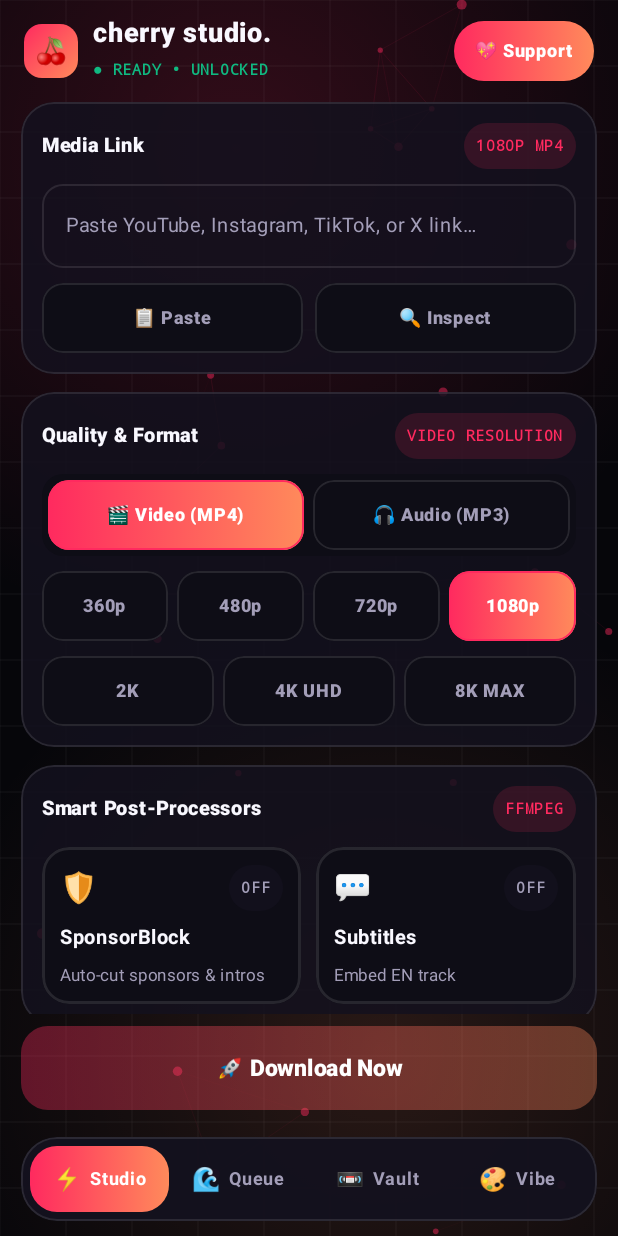
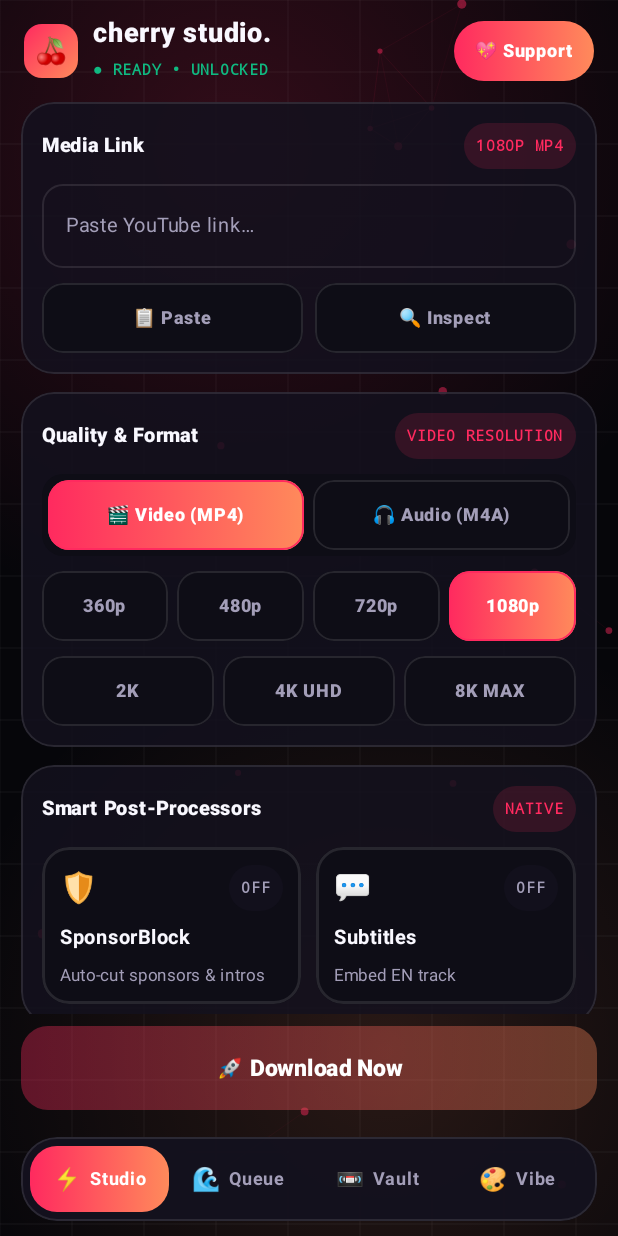
Before and after one commit to piyush260313-sys/Cherry-Studio-Android-, an Android app built with Jetpack Compose: the screen it shows after launch (MainActivity), on a phone screen of 412 x 824 dp. Run offline under Robolectric (Android 15) with nearby library versions, the phone set to English and light mode, and no system bars; libraries missing offline, so code that uses them is left out: org.schabi.newpipe; pictures from the network do not load; 1 statement that could not run was skipped.

Commit message:
Update MainActivity.kt

```diff
--- a/app/src/main/java/com/cherry/studio/MainActivity.kt
+++ b/app/src/main/java/com/cherry/studio/MainActivity.kt
@@ -25,7 +25,6 @@ import androidx.compose.animation.fadeOut
 import androidx.compose.animation.scaleIn
 import androidx.compose.animation.shrinkVertically
 import androidx.compose.animation.togetherWith
-import androidx.compose.foundation.BorderStroke
 import androidx.compose.foundation.Canvas
 import androidx.compose.foundation.background
 import androidx.compose.foundation.border
@@ -43,6 +42,7 @@ import androidx.compose.runtime.*
 import androidx.compose.ui.Alignment
 import androidx.compose.ui.Modifier
 import androidx.compose.ui.draw.clip
+import androidx.compose.ui.draw.scale
 import androidx.compose.ui.geometry.Offset
 import androidx.compose.ui.geometry.Size
 import androidx.compose.ui.graphics.Brush
@@ -59,6 +59,7 @@ import androidx.compose.ui.viewinterop.AndroidView
 import androidx.compose.ui.window.Dialog
 import androidx.compose.ui.window.DialogProperties
 import coil.compose.AsyncImage
+import kotlinx.coroutines.delay
 import kotlinx.coroutines.launch
 import java.text.DateFormat
 import java.util.Date
@@ -139,7 +140,52 @@ class MainActivity : ComponentActivity() {
     }
 }
 
-// ───────────────────────── Background & Confetti FX ─────────────────────────
+// ───────────────────────── Animated Loading Screen ─────────────────────────
+@Composable
+fun LoadingSplash(pal: Pal) {
+    val accent = Color(pal.accent)
+    val accent2 = Color(pal.accent2)
+    val inf = rememberInfiniteTransition(label = "splash")
+    val pulse by inf.animateFloat(
+        initialValue = 0.94f, targetValue = 1.08f,
+        animationSpec = infiniteRepeatable(tween(850, easing = FastOutSlowInEasing), RepeatMode.Reverse),
+        label = "pulse"
+    )
+
+    Box(
+        Modifier.fillMaxSize().background(Color(pal.bg)),
+        contentAlignment = Alignment.Center
+    ) {
+        Column(
+            horizontalAlignment = Alignment.CenterHorizontally,
+            verticalArrangement = Arrangement.spacedBy(16.dp),
+            modifier = Modifier.padding(horizontal = 40.dp)
+        ) {
+            Box(
+                Modifier.scale(pulse).size(78.dp).clip(RoundedCornerShape(24.dp))
+                    .background(Brush.linearGradient(listOf(accent, accent2))),
+                contentAlignment = Alignment.Center
+            ) { Text("🍒", fontSize = 38.sp) }
+
+            Text(
+                "cherry studio.",
+                fontSize = 26.sp, fontWeight = FontWeight.ExtraBold,
+                color = Color(pal.text), letterSpacing = (-0.5).sp
+            )
+            Text(
+                "HYPER-KINETIC NATIVE ENGINE",
+                fontSize = 10.sp, fontFamily = FontFamily.Monospace,
+                fontWeight = FontWeight.Bold, color = accent, letterSpacing = 1.5.sp
+            )
+            Spacer(Modifier.height(6.dp))
+            Box(Modifier.width(180.dp)) {
+                LiquidProgressBar(0.75f, accent, accent2)
+            }
+        }
+    }
+}
+
+// ───────────────────────── Optimized Background & Confetti FX ─────────────────────────
 private class Particle(var x: Float, var y: Float, var vx: Float, var vy: Float, val r: Float)
 private class ConfettiPiece(
     var x: Float, var y: Float, var vx: Float, var vy: Float,
@@ -155,15 +201,15 @@ fun StudioCanvasBackground(pal: Pal) {
 
     val inf = rememberInfiniteTransition(label = "bg")
     val drift by inf.animateFloat(
-        0f, 1f, infiniteRepeatable(tween(15000, easing = FastOutSlowInEasing), RepeatMode.Reverse), label = "drift"
+        0f, 1f, infiniteRepeatable(tween(16000, easing = FastOutSlowInEasing), RepeatMode.Reverse), label = "drift"
     )
     val particles = remember {
-        List(24) {
+        List(18) {
             Particle(
                 Random.nextFloat(), Random.nextFloat(),
-                (Random.nextFloat() - 0.5f) * 0.0014f,
-                (Random.nextFloat() - 0.5f) * 0.0014f,
-                2.5f + Random.nextFloat() * 3f
+                (Random.nextFloat() - 0.5f) * 0.0012f,
+                (Random.nextFloat() - 0.5f) * 0.0012f,
+                2.5f + Random.nextFloat() * 2.5f
             )
         }
     }
@@ -172,21 +218,17 @@ fun StudioCanvasBackground(pal: Pal) {
 
     Canvas(Modifier.fillMaxSize().background(bg)) {
         val w = size.width; val h = size.height
+        val c1 = Offset(w * (0.2f + 0.2f * drift), h * 0.12f)
+        val c2 = Offset(w * (0.8f - 0.2f * drift), h * 0.85f)
         drawCircle(
-            Brush.radialGradient(
-                listOf(accent.copy(alpha = if (pal.light) 0.12f else 0.18f), Color.Transparent),
-                Offset(w * (0.2f + 0.2f * drift), h * 0.12f), w * 0.8f
-            ),
-            w * 0.8f, Offset(w * (0.2f + 0.2f * drift), h * 0.12f)
+            Brush.radialGradient(listOf(accent.copy(alpha = if (pal.light) 0.12f else 0.18f), Color.Transparent), c1, w * 0.78f),
+            w * 0.78f, c1
         )
         drawCircle(
-            Brush.radialGradient(
-                listOf(accent2.copy(alpha = if (pal.light) 0.09f else 0.14f), Color.Transparent),
-                Offset(w * (0.8f - 0.2f * drift), h * 0.85f), w * 0.75f
-            ),
-            w * 0.75f, Offset(w * (0.8f - 0.2f * drift), h * 0.85f)
+            Brush.radialGradient(listOf(accent2.copy(alpha = if (pal.light) 0.09f else 0.14f), Color.Transparent), c2, w * 0.72f),
+            w * 0.72f, c2
         )
-        val step = 44.dp.toPx()
+        val step = 48.dp.toPx()
         var gx = 0f; while (gx < w) { drawLine(gridColor, Offset(gx, 0f), Offset(gx, h), 1f); gx += step }
         var gy = 0f; while (gy < h) { drawLine(gridColor, Offset(0f, gy), Offset(w, gy), 1f); gy += step }
 
@@ -197,14 +239,14 @@ fun StudioCanvasBackground(pal: Pal) {
             if (p.y < 0f || p.y > 1f) p.vy *= -1f
             drawCircle(accent.copy(alpha = 0.45f), p.r, Offset(p.x * w, p.y * h))
         }
-        val maxDist = 105.dp.toPx()
+        val maxDist = 100.dp.toPx()
         for (i in particles.indices) {
             val p1 = particles[i]; val x1 = p1.x * w; val y1 = p1.y * h
             for (j in i + 1 until particles.size) {
                 val p2 = particles[j]
                 val d = hypot(x1 - p2.x * w, y1 - p2.y * h)
                 if (d < maxDist) {
-                    drawLine(accent.copy(alpha = (1f - d / maxDist) * 0.18f), Offset(x1, y1), Offset(p2.x * w, p2.y * h), 1f)
+                    drawLine(accent.copy(alpha = (1f - d / maxDist) * 0.16f), Offset(x1, y1), Offset(p2.x * w, p2.y * h), 1f)
                 }
             }
         }
@@ -218,14 +260,14 @@ fun ConfettiOverlay(trigger: Int) {
     LaunchedEffect(trigger) {
         if (trigger <= 0) return@LaunchedEffect
         val cols = listOf(Color(0xFFFF2A5F), Color(0xFFFFB800), Color(0xFF00F5D4), Color(0xFFC084FC), Color(0xFFCCFF00))
-        repeat(70) { i ->
+        repeat(60) { i ->
             val ang = Random.nextFloat() * (Math.PI.toFloat() * 2f)
             val spd = 6f + Random.nextFloat() * 14f
             pieces.add(
                 ConfettiPiece(
                     0.5f, 0.45f, cos(ang) * spd, sin(ang) * spd - 8f,
                     Random.nextFloat() * 360f, (Random.nextFloat() - 0.5f) * 14f,
-                    11f + Random.nextFloat() * 9f, cols[i % cols.size], 90 + Random.nextInt(35)
+                    11f + Random.nextFloat() * 9f, cols[i % cols.size], 85 + Random.nextInt(30)
                 )
             )
         }
@@ -291,8 +333,16 @@ fun Root(shared: String?, consume: () -> Unit) {
     var tab by remember { mutableIntStateOf(0) }
     var showSupport by remember { mutableStateOf(false) }
     var showYoutubeLogin by remember { mutableStateOf(false) }
+    var minSplashDone by remember { mutableStateOf(false) }
+
+    LaunchedEffect(Unit) {
+        delay(850)
+        minSplashDone = true
+    }
     LaunchedEffect(shared) { if (shared != null) tab = 0 }
-    val running = Engine.jobs.count { it.active }
+
+    val running by remember { derivedStateOf { Engine.jobs.count { it.active } } }
+    val showSplash = !minSplashDone || !Engine.isInitialized
 
     MaterialTheme(colorScheme = pal.scheme()) {
         Box(Modifier.fillMaxSize()) {
@@ -342,8 +392,8 @@ fun Root(shared: String?, consume: () -> Unit) {
                     AnimatedContent(
                         targetState = tab,
                         transitionSpec = {
-                            (fadeIn(tween(220)) + scaleIn(initialScale = 0.97f, animationSpec = tween(220)))
-                                .togetherWith(fadeOut(tween(150)))
+                            (fadeIn(tween(200)) + scaleIn(initialScale = 0.97f, animationSpec = tween(200)))
+                                .togetherWith(fadeOut(tween(140)))
                         },
                         label = "tab"
                     ) { current ->
@@ -360,6 +410,14 @@ fun Root(shared: String?, consume: () -> Unit) {
             if (showSupport) SupportModal(pal) { showSupport = false }
             if (showYoutubeLogin) YoutubeLoginDialog { showYoutubeLogin = false }
             ConfettiOverlay(Engine.confettiTick)
+
+            AnimatedVisibility(
+                visible = showSplash,
+                enter = fadeIn(tween(100)),
+                exit = fadeOut(tween(380))
+            ) {
+                LoadingSplash(pal)
+            }
         }
     }
 }
@@ -507,7 +565,7 @@ fun fmtDur(s: Int): String =
 
 fun toast(c: Context, m: String) = Toast.makeText(c, m, Toast.LENGTH_SHORT).show()
 
-// ───────────────────────── Studio Screen (New Bento UI) ─────────────────────────
+// ───────────────────────── Studio Screen ─────────────────────────
 @Composable
 fun StudioScreen(shared: String?, consume: () -> Unit, goQueue: () -> Unit) {
     val ctx = LocalContext.current
@@ -554,12 +612,11 @@ fun StudioScreen(shared: String?, consume: () -> Unit, goQueue: () -> Unit) {
             Modifier.weight(1f).verticalScroll(rememberScrollState()).padding(horizontal = 14.dp),
             verticalArrangement = Arrangement.spacedBy(12.dp)
         ) {
-            // 1. Source URL Card
-            BentoCard("Media Link", if (audio) "MP3 ${bit}K" else "${if (res == 2160) "4K" else if (res == 4320) "8K" else "${res}P"} MP4") {
+            BentoCard("Media Link", if (audio) "M4A ${bit}K" else "${if (res == 2160) "4K" else if (res == 4320) "8K" else "${res}P"} MP4") {
                 OutlinedTextField(
                     url, { url = it; if (it.isBlank()) meta = null },
                     Modifier.fillMaxWidth(), singleLine = true, shape = RoundedCornerShape(14.dp),
-                    placeholder = { Text("Paste YouTube, Instagram, TikTok, or X link…", fontSize = 13.sp) }
+                    placeholder = { Text("Paste YouTube link…", fontSize = 13.sp) }
                 )
                 Row(horizontalArrangement = Arrangement.spacedBy(8.dp)) {
                     SelectTile("📋 Paste", false, {
@@ -587,20 +644,17 @@ fun StudioScreen(shared: String?, consume: () -> Unit, goQueue: () -> Unit) {
                 }
             }
 
-            // 2. Format, Resolution & Audio Bitrate Deck
             BentoCard("Quality & Format", if (audio) "AUDIO BITRATE" else "VIDEO RESOLUTION") {
-                // Mode Segmented Switcher
                 Row(
                     Modifier.fillMaxWidth().clip(RoundedCornerShape(14.dp))
                         .background(MaterialTheme.colorScheme.surfaceVariant).padding(4.dp),
                     horizontalArrangement = Arrangement.spacedBy(6.dp)
                 ) {
                     SelectTile("🎬 Video (MP4)", !audio, { audio = false }, Modifier.weight(1f))
-                    SelectTile("🎧 Audio (MP3)", audio, { audio = true }, Modifier.weight(1f))
+                    SelectTile("🎧 Audio (M4A)", audio, { audio = true }, Modifier.weight(1f))
                 }
 
                 if (!audio) {
-                    // Resolution Grid (2 clean rows)
                     Row(Modifier.fillMaxWidth(), horizontalArrangement = Arrangement.spacedBy(6.dp)) {
                         listOf(360 to "360p", 480 to "480p", 720 to "720p", 1080 to "1080p").forEach { (v, lbl) ->
                             SelectTile(lbl, res == v, { res = v }, Modifier.weight(1f))
@@ -612,7 +666,6 @@ fun StudioScreen(shared: String?, consume: () -> Unit, goQueue: () -> Unit) {
                         }
                     }
                 } else {
-                    // Audio Bitrate Grid
                     Row(Modifier.fillMaxWidth(), horizontalArrangement = Arrangement.spacedBy(6.dp)) {
                         listOf(128 to "128k", 192 to "192k", 256 to "256k", 320 to "320k").forEach { (v, lbl) ->
                             SelectTile(lbl, bit == v, { bit = v }, Modifier.weight(1f))
@@ -621,20 +674,14 @@ fun StudioScreen(shared: String?, consume: () -> Unit, goQueue: () -> Unit) {
                 }
             }
 
-            // 3. SponsorBlock & Embedded Subtitles Bento Tiles
-            BentoCard("Smart Post-Processors", "FFMPEG") {
+            BentoCard("Smart Post-Processors", "NATIVE") {
                 Row(Modifier.fillMaxWidth(), horizontalArrangement = Arrangement.spacedBy(10.dp)) {
                     ToggleBentoTile(
-                        emoji = "🛡️",
-                        title = "SponsorBlock",
-                        subtitle = "Auto-cut sponsors & intros",
-                        checked = sb,
-                        onToggle = { sb = !sb },
-                        modifier = Modifier.weight(1f)
+                        emoji = "🛡️", title = "SponsorBlock", subtitle = "Auto-cut sponsors & intros",
+                        checked = sb, onToggle = { sb = !sb }, modifier = Modifier.weight(1f)
                     )
                     ToggleBentoTile(
-                        emoji = "💬",
-                        title = "Subtitles",
+                        emoji = "💬", title = "Subtitles",
                         subtitle = if (audio) "Video mode only" else "Embed ${lang.uppercase()} track",
                         checked = subs && !audio,
                         onToggle = {
@@ -645,7 +692,6 @@ fun StudioScreen(shared: String?, consume: () -> Unit, goQueue: () -> Unit) {
                     )
                 }
 
-                // Expandable Subtitle Language Picker
                 AnimatedVisibility(visible = subs && !audio, enter = expandVertically() + fadeIn(), exit = shrinkVertically() + fadeOut()) {
                     Column(verticalArrangement = Arrangement.spacedBy(6.dp)) {
                         Text("SUBTITLE LANGUAGE", fontSize = 10.sp, fontFamily = FontFamily.Monospace, fontWeight = FontWeight.Bold, color = MaterialTheme.colorScheme.onSurfaceVariant)
@@ -658,7 +704,6 @@ fun StudioScreen(shared: String?, consume: () -> Unit, goQueue: () -> Unit) {
                 }
             }
 
-            // 4. Collapsible AI Bar + Trim + Speed Limit
             BentoCard("AI Bar & Clip Trimmer", if (showAdvanced) "HIDE" else "EXPAND") {
                 Row(
                     Modifier.fillMaxWidth().clickable { showAdvanced = !showAdvanced },
@@ -690,7 +735,6 @@ fun StudioScreen(shared: String?, consume: () -> Unit, goQueue: () -> Unit) {
             Spacer(Modifier.height(6.dp))
         }
 
-        // Sticky Bottom Download Action
         Box(Modifier.fillMaxWidth().padding(horizontal = 14.dp, vertical = 8.dp)) {
             PrimaryCTA("🚀 Download Now", enabled = url.isNotBlank()) {
                 val clean = url.trim()
@@ -747,7 +791,7 @@ fun QueueScreen() {
     }
 }
 
-// ───────────────────────── Vault Screen ─────────────────────────
+// ───────────────────────── Vault Screen (Crash Fixed) ─────────────────────────
 @Composable
 fun VaultScreen() {
     val ctx = LocalContext.current
@@ -758,7 +802,7 @@ fun VaultScreen() {
             Text("${h.size} files • ${humanSize(h.sumOf { it.size })}", fontSize = 11.sp, fontFamily = FontFamily.Monospace, color = MaterialTheme.colorScheme.primary)
         }
         LazyColumn(verticalArrangement = Arrangement.spacedBy(10.dp)) {
-            items(h, key = { it.uri }) { e ->
+            items(h, key = { "${it.uri}_${it.time}" }) { e ->
                 BentoCard(if (e.audio) "Audio" else "Video", humanSize(e.size)) {
                     Row(horizontalArrangement = Arrangement.spacedBy(12.dp), verticalAlignment = Alignment.CenterVertically) {
                         Thumb(e.thumb, 58)
@@ -811,12 +855,9 @@ fun VibeScreen(onSupport: () -> Unit, onYoutubeLogin: () -> Unit) {
             }
         }
 
-        BentoCard("Engine Core", "YT-DLP NIGHTLY") {
+        BentoCard("Engine Core", "NATIVE 8-THREAD") {
             Text(Engine.coreStatus, fontFamily = FontFamily.Monospace, fontSize = 12.sp)
-            PrimaryCTA("🔄 Update yt-dlp (Nightly)") {
-                msg = "Updating to latest Nightly…"
-                Engine.updateCore { msg = it }
-            }
+            PrimaryCTA("⚡ Check Engine Status") { Engine.updateCore { msg = it } }
             if (msg.isNotBlank()) Text(msg, fontSize = 12.sp, color = MaterialTheme.colorScheme.primary)
         }
 
@@ -934,7 +975,7 @@ fun SupportModal(pal: Pal, onDismiss: () -> Unit) {
         title = { Text("💖 Support Cherry Studio!", fontWeight = FontWeight.ExtraBold) },
         text = {
             Column(verticalArrangement = Arrangement.spacedBy(12.dp)) {
-                Text("100% free & unlocked (4K/8K, Subtitles, SponsorBlock & 320k MP3). Pick a tier to fuel future updates!", fontSize = 13.sp, color = MaterialTheme.colorScheme.onSurfaceVariant)
+                Text("100% free & unlocked (4K/8K, Subtitles, SponsorBlock & M4A Audio). Pick a tier to fuel future updates!", fontSize = 13.sp, color = MaterialTheme.colorScheme.onSurfaceVariant)
                 Row(horizontalArrangement = Arrangement.spacedBy(6.dp)) {
                     listOf("☕ ₹49" to "49", "🍕 ₹99" to "99", "🚀 ₹249" to "249", "💝 Any" to "").forEach { (l, a) ->
                         SelectTile(l, selectedAmt == a, { selectedAmt = a }, Modifier.weight(1f))
```
